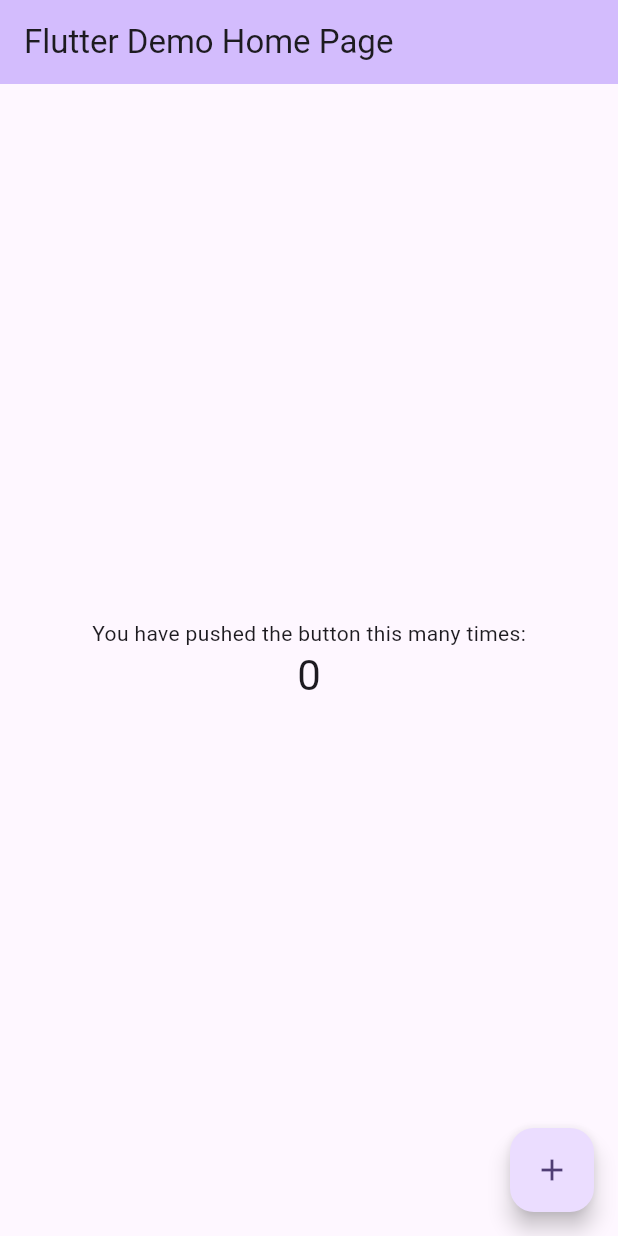
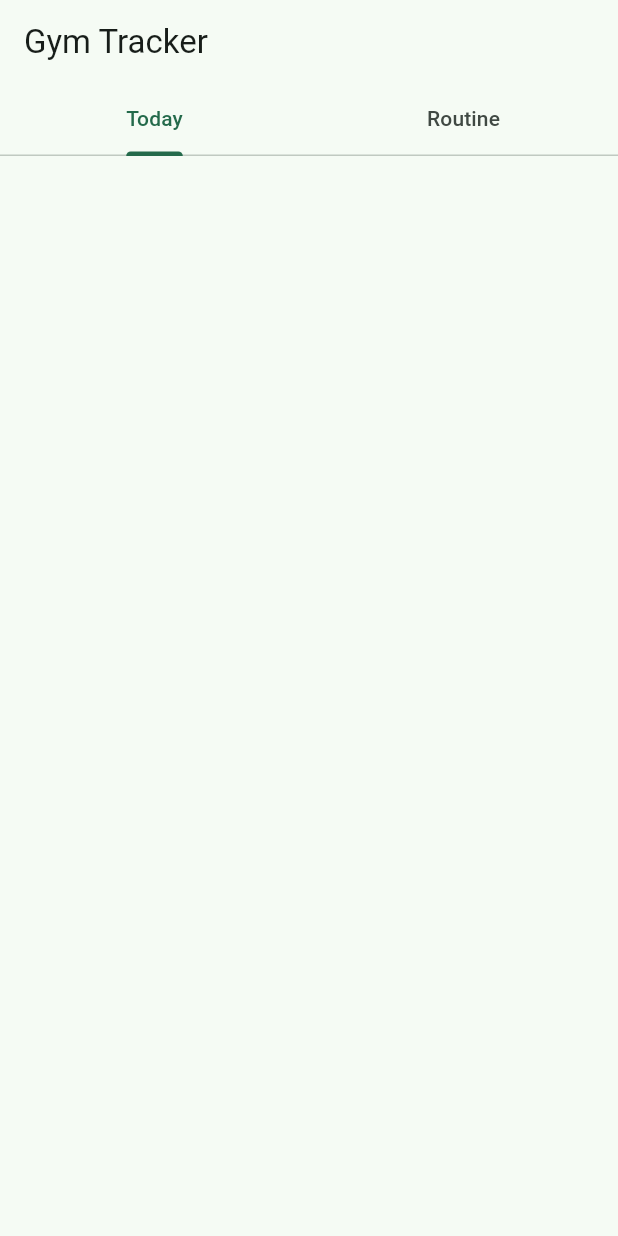
Before and after one commit to Juanppmi/gymtracker, a Flutter app: the screen it shows after launch, on a phone screen of 412 x 824 dp. Run offline on Flutter 3.47's test engine with Material 3 defaults, Android fonts, the phone set to English and light mode, and no system bars; our stand-ins replace cupertino_ui, material_ui.

Commit message:
feat/app-shell-and-design-system
Replace the counter demo with localized Today and Routine tabs and the shared design system.

Closes #4

Co-authored-by: Cursor <cursoragent@cursor.com>

````diff
--- a/analysis_options.yaml
+++ b/analysis_options.yaml
@@ -14,6 +14,7 @@ analyzer:
     - build/**
     - android/**
     - ios/**
+    - lib/l10n/app_localizations*.dart
 
 linter:
   # The lint rules applied to this project can be customized in the
--- /dev/null
+++ b/l10n.yaml
@@ -0,0 +1,5 @@
+arb-dir: lib/l10n
+template-arb-file: app_en.arb
+output-dir: lib/l10n
+output-localization-file: app_localizations.dart
+nullable-getter: false
--- /dev/null
+++ b/lib/l10n/app_en.arb
@@ -0,0 +1,8 @@
+{
+  "@@locale": "en",
+  "appTitle": "Gym Tracker",
+  "today": "Today",
+  "routine": "Routine",
+  "cancel": "Cancel",
+  "confirm": "Confirm"
+}
--- /dev/null
+++ b/lib/l10n/app_localizations.dart
@@ -0,0 +1,164 @@
+import 'dart:async';
+
+import 'package:flutter/foundation.dart';
+import 'package:flutter/widgets.dart';
+import 'package:flutter_localizations/flutter_localizations.dart';
+import 'package:intl/intl.dart' as intl;
+
+import 'app_localizations_en.dart';
+import 'app_localizations_pt.dart';
+
+// ignore_for_file: type=lint
+
+/// Callers can lookup localized strings with an instance of AppLocalizations
+/// returned by `AppLocalizations.of(context)`.
+///
+/// Applications need to include `AppLocalizations.delegate()` in their app's
+/// `localizationDelegates` list, and the locales they support in the app's
+/// `supportedLocales` list. For example:
+///
+/// ```dart
+/// import 'l10n/app_localizations.dart';
+///
+/// return MaterialApp(
+///   localizationsDelegates: AppLocalizations.localizationsDelegates,
+///   supportedLocales: AppLocalizations.supportedLocales,
+///   home: MyApplicationHome(),
+/// );
+/// ```
+///
+/// ## Update pubspec.yaml
+///
+/// Please make sure to update your pubspec.yaml to include the following
+/// packages:
+///
+/// ```yaml
+/// dependencies:
+///   # Internationalization support.
+///   flutter_localizations:
+///     sdk: flutter
+///   intl: any # Use the pinned version from flutter_localizations
+///
+///   # Rest of dependencies
+/// ```
+///
+/// ## iOS Applications
+///
+/// iOS applications define key application metadata, including supported
+/// locales, in an Info.plist file that is built into the application bundle.
+/// To configure the locales supported by your app, you’ll need to edit this
+/// file.
+///
+/// First, open your project’s ios/Runner.xcworkspace Xcode workspace file.
+/// Then, in the Project Navigator, open the Info.plist file under the Runner
+/// project’s Runner folder.
+///
+/// Next, select the Information Property List item, select Add Item from the
+/// Editor menu, then select Localizations from the pop-up menu.
+///
+/// Select and expand the newly-created Localizations item then, for each
+/// locale your application supports, add a new item and select the locale
+/// you wish to add from the pop-up menu in the Value field. This list should
+/// be consistent with the languages listed in the AppLocalizations.supportedLocales
+/// property.
+abstract class AppLocalizations {
+  AppLocalizations(String locale)
+    : localeName = intl.Intl.canonicalizedLocale(locale.toString());
+
+  final String localeName;
+
+  static AppLocalizations of(BuildContext context) {
+    return Localizations.of<AppLocalizations>(context, AppLocalizations)!;
+  }
+
+  static const LocalizationsDelegate<AppLocalizations> delegate =
+      _AppLocalizationsDelegate();
+
+  /// A list of this localizations delegate along with the default localizations
+  /// delegates.
+  ///
+  /// Returns a list of localizations delegates containing this delegate along with
+  /// GlobalMaterialLocalizations.delegate, GlobalCupertinoLocalizations.delegate,
+  /// and GlobalWidgetsLocalizations.delegate.
+  ///
+  /// Additional delegates can be added by appending to this list in
+  /// MaterialApp. This list does not have to be used at all if a custom list
+  /// of delegates is preferred or required.
+  static const List<LocalizationsDelegate<dynamic>> localizationsDelegates =
+      <LocalizationsDelegate<dynamic>>[
+        delegate,
+        GlobalMaterialLocalizations.delegate,
+        GlobalCupertinoLocalizations.delegate,
+        GlobalWidgetsLocalizations.delegate,
+      ];
+
+  /// A list of this localizations delegate's supported locales.
+  static const List<Locale> supportedLocales = <Locale>[
+    Locale('en'),
+    Locale('pt'),
+  ];
+
+  /// No description provided for @appTitle.
+  ///
+  /// In en, this message translates to:
+  /// **'Gym Tracker'**
+  String get appTitle;
+
+  /// No description provided for @today.
+  ///
+  /// In en, this message translates to:
+  /// **'Today'**
+  String get today;
+
+  /// No description provided for @routine.
+  ///
+  /// In en, this message translates to:
+  /// **'Routine'**
+  String get routine;
+
+  /// No description provided for @cancel.
+  ///
+  /// In en, this message translates to:
+  /// **'Cancel'**
+  String get cancel;
+
+  /// No description provided for @confirm.
+  ///
+  /// In en, this message translates to:
+  /// **'Confirm'**
+  String get confirm;
+}
+
+class _AppLocalizationsDelegate
+    extends LocalizationsDelegate<AppLocalizations> {
+  const _AppLocalizationsDelegate();
+
+  @override
+  Future<AppLocalizations> load(Locale locale) {
+    return SynchronousFuture<AppLocalizations>(lookupAppLocalizations(locale));
+  }
+
+  @override
+  bool isSupported(Locale locale) =>
+      <String>['en', 'pt'].contains(locale.languageCode);
+
+  @override
+  bool shouldReload(_AppLocalizationsDelegate old) => false;
+}
+
+AppLocalizations lookupAppLocalizations(Locale locale) {
+  // Lookup logic when only language code is specified.
+  switch (locale.languageCode) {
+    case 'en':
+      return AppLocalizationsEn();
+    case 'pt':
+      return AppLocalizationsPt();
+  }
+
+  throw FlutterError(
+    'AppLocalizations.delegate failed to load unsupported locale "$locale". This is likely '
+    'an issue with the localizations generation tool. Please file an issue '
+    'on GitHub with a reproducible sample app and the gen-l10n configuration '
+    'that was used.',
+  );
+}
--- /dev/null
+++ b/lib/l10n/app_localizations_en.dart
@@ -0,0 +1,26 @@
+// ignore: unused_import
+import 'package:intl/intl.dart' as intl;
+
+import 'app_localizations.dart';
+
+// ignore_for_file: type=lint
+
+/// The translations for English (`en`).
+class AppLocalizationsEn extends AppLocalizations {
+  AppLocalizationsEn([String locale = 'en']) : super(locale);
+
+  @override
+  String get appTitle => 'Gym Tracker';
+
+  @override
+  String get today => 'Today';
+
+  @override
+  String get routine => 'Routine';
+
+  @override
+  String get cancel => 'Cancel';
+
+  @override
+  String get confirm => 'Confirm';
+}
--- /dev/null
+++ b/lib/l10n/app_localizations_pt.dart
@@ -0,0 +1,26 @@
+// ignore: unused_import
+import 'package:intl/intl.dart' as intl;
+
+import 'app_localizations.dart';
+
+// ignore_for_file: type=lint
+
+/// The translations for Portuguese (`pt`).
+class AppLocalizationsPt extends AppLocalizations {
+  AppLocalizationsPt([String locale = 'pt']) : super(locale);
+
+  @override
+  String get appTitle => 'Gym Tracker';
+
+  @override
+  String get today => 'Hoje';
+
+  @override
+  String get routine => 'Ficha';
+
+  @override
+  String get cancel => 'Cancelar';
+
+  @override
+  String get confirm => 'Confirmar';
+}
--- /dev/null
+++ b/lib/l10n/app_pt.arb
@@ -0,0 +1,8 @@
+{
+  "@@locale": "pt",
+  "appTitle": "Gym Tracker",
+  "today": "Hoje",
+  "routine": "Ficha",
+  "cancel": "Cancelar",
+  "confirm": "Confirmar"
+}
--- /dev/null
+++ b/lib/l10n/locale_resolution.dart
@@ -0,0 +1,9 @@
+import 'package:material_ui/material_ui.dart';
+
+/// Portuguese phone locales use Portuguese. Every other locale uses English.
+Locale resolveAppLocale(Locale? deviceLocale, Iterable<Locale> supportedLocales) {
+  if (deviceLocale?.languageCode == 'pt') {
+    return const Locale('pt');
+  }
+  return const Locale('en');
+}
--- a/lib/main.dart
+++ b/lib/main.dart
@@ -1,122 +1,35 @@
+import 'package:cupertino_ui/cupertino_ui.dart' as cupertino;
+import 'package:flutter_localizations/flutter_localizations.dart' as flutter_l10n;
+import 'package:gymtracker/l10n/app_localizations.dart';
+import 'package:gymtracker/l10n/locale_resolution.dart';
+import 'package:gymtracker/ui/design_system/app_theme.dart';
+import 'package:gymtracker/ui/navigation/home_shell.dart';
 import 'package:material_ui/material_ui.dart';
 
 void main() {
-  runApp(const MyApp());
+  runApp(const GymTrackerApp());
 }
 
-class MyApp extends StatelessWidget {
-  const MyApp({super.key});
+class GymTrackerApp extends StatelessWidget {
+  const GymTrackerApp({super.key, this.locale});
 
-  // This widget is the root of your application.
+  final Locale? locale;
+
   @override
   Widget build(BuildContext context) {
     return MaterialApp(
-      title: 'Flutter Demo',
-      theme: ThemeData(
-        // This is the theme of your application.
-        //
-        // TRY THIS: Try running your application with "flutter run". You'll see
-        // the application has a purple toolbar. Then, without quitting the app,
-        // try changing the seedColor in the colorScheme below to Colors.green
-        // and then invoke "hot reload" (save your changes or press the "hot
-        // reload" button in a Flutter-supported IDE, or press "r" if you used
-        // the command line to start the app).
-        //
-        // Notice that the counter didn't reset back to zero; the application
-        // state is not lost during the reload. To reset the state, use hot
-        // restart instead.
-        //
-        // This works for code too, not just values: Most code changes can be
-        // tested with just a hot reload.
-        colorScheme: .fromSeed(seedColor: Colors.deepPurple),
-      ),
-      home: const MyHomePage(title: 'Flutter Demo Home Page'),
+      onGenerateTitle: (context) => AppLocalizations.of(context).appTitle,
+      theme: buildAppTheme(),
+      locale: locale,
+      localeResolutionCallback: resolveAppLocale,
+      supportedLocales: AppLocalizations.supportedLocales,
+      localizationsDelegates: [
+        AppLocalizations.delegate,
+        GlobalMaterialLocalizations.delegate,
+        flutter_l10n.GlobalWidgetsLocalizations.delegate,
+        cupertino.GlobalCupertinoLocalizations.delegate,
+      ],
+      home: const HomeShell(),
     );
   }
 }
-
-class MyHomePage extends StatefulWidget {
-  const MyHomePage({super.key, required this.title});
-
-  // This widget is the home page of your application. It is stateful, meaning
-  // that it has a State object (defined below) that contains fields that affect
-  // how it looks.
-
-  // This class is the configuration for the state. It holds the values (in this
-  // case the title) provided by the parent (in this case the App widget) and
-  // used by the build method of the State. Fields in a Widget subclass are
-  // always marked "final".
-
-  final String title;
-
-  @override
-  State<MyHomePage> createState() => _MyHomePageState();
-}
-
-class _MyHomePageState extends State<MyHomePage> {
-  int _counter = 0;
-
-  void _incrementCounter() {
-    setState(() {
-      // This call to setState tells the Flutter framework that something has
-      // changed in this State, which causes it to rerun the build method below
-      // so that the display can reflect the updated values. If we changed
-      // _counter without calling setState(), then the build method would not be
-      // called again, and so nothing would appear to happen.
-      _counter++;
-    });
-  }
-
-  @override
-  Widget build(BuildContext context) {
-    // This method is rerun every time setState is called, for instance as done
-    // by the _incrementCounter method above.
-    //
-    // The Flutter framework has been optimized to make rerunning build methods
-    // fast, so that you can just rebuild anything that needs updating rather
-    // than having to individually change instances of widgets.
-    return Scaffold(
-      appBar: AppBar(
-        // TRY THIS: Try changing the color here to a specific color (to
-        // Colors.amber, perhaps?) and trigger a hot reload to see the AppBar
-        // change color while the other colors stay the same.
-        backgroundColor: Theme.of(context).colorScheme.inversePrimary,
-        // Here we take the value from the MyHomePage object that was created by
-        // the App.build method, and use it to set our appbar title.
-        title: Text(widget.title),
-      ),
-      body: Center(
-        // Center is a layout widget. It takes a single child and positions it
-        // in the middle of the parent.
-        child: Column(
-          // Column is also a layout widget. It takes a list of children and
-          // arranges them vertically. By default, it sizes itself to fit its
-          // children horizontally, and tries to be as tall as its parent.
-          //
-          // Column has various properties to control how it sizes itself and
-          // how it positions its children. Here we use mainAxisAlignment to
-          // center the children vertically; the main axis here is the vertical
-          // axis because Columns are vertical (the cross axis would be
-          // horizontal).
-          //
-          // TRY THIS: Invoke "debug painting" (choose the "Toggle Debug Paint"
-          // action in the IDE, or press "p" in the console), to see the
-          // wireframe for each widget.
-          mainAxisAlignment: .center,
-          children: [
-            const Text('You have pushed the button this many times:'),
-            Text(
-              '$_counter',
-              style: Theme.of(context).textTheme.headlineMedium,
-            ),
-          ],
-        ),
-      ),
-      floatingActionButton: FloatingActionButton(
-        onPressed: _incrementCounter,
-        tooltip: 'Increment',
-        child: const Icon(Icons.add),
-      ),
-    );
-  }
-}
--- /dev/null
+++ b/lib/ui/design_system/app_theme.dart
@@ -0,0 +1,7 @@
+import 'package:material_ui/material_ui.dart';
+
+ThemeData buildAppTheme() {
+  return ThemeData(
+    colorScheme: ColorScheme.fromSeed(seedColor: const Color(0xFF1B6B4A)),
+  );
+}
--- /dev/null
+++ b/lib/ui/navigation/home_shell.dart
@@ -0,0 +1,30 @@
+import 'package:gymtracker/l10n/app_localizations.dart';
+import 'package:gymtracker/ui/routine/routine_screen.dart';
+import 'package:gymtracker/ui/today/today_screen.dart';
+import 'package:material_ui/material_ui.dart';
+
+class HomeShell extends StatelessWidget {
+  const HomeShell({super.key});
+
+  @override
+  Widget build(BuildContext context) {
+    final l10n = AppLocalizations.of(context);
+    return DefaultTabController(
+      length: 2,
+      child: Scaffold(
+        appBar: AppBar(
+          title: Text(l10n.appTitle),
+          bottom: TabBar(
+            tabs: [
+              Tab(text: l10n.today),
+              Tab(text: l10n.routine),
+            ],
+          ),
+        ),
+        body: const TabBarView(
+          children: [TodayScreen(), RoutineScreen()],
+        ),
+      ),
+    );
+  }
+}
--- /dev/null
+++ b/lib/ui/today/today_screen.dart
@@ -0,0 +1,10 @@
+import 'package:material_ui/material_ui.dart';
+
+class TodayScreen extends StatelessWidget {
+  const TodayScreen({super.key});
+
+  @override
+  Widget build(BuildContext context) {
+    return const SizedBox.expand(key: Key('today-screen'));
+  }
+}
````
Also changed, not shown: lib/ui/design_system/app_button.dart (added, +13 -0 lines), lib/ui/design_system/app_text_field.dart (added, +23 -0 lines), lib/ui/design_system/confirm_dialog.dart (added, +30 -0 lines), lib/ui/design_system/exercise_row.dart (added, +30 -0 lines), lib/ui/design_system/weekday_circle.dart (added, +26 -0 lines), lib/ui/routine/routine_screen.dart (added, +10 -0 lines), pubspec.yaml (+5 -9 lines), pubspec.lock, 6 other files.
